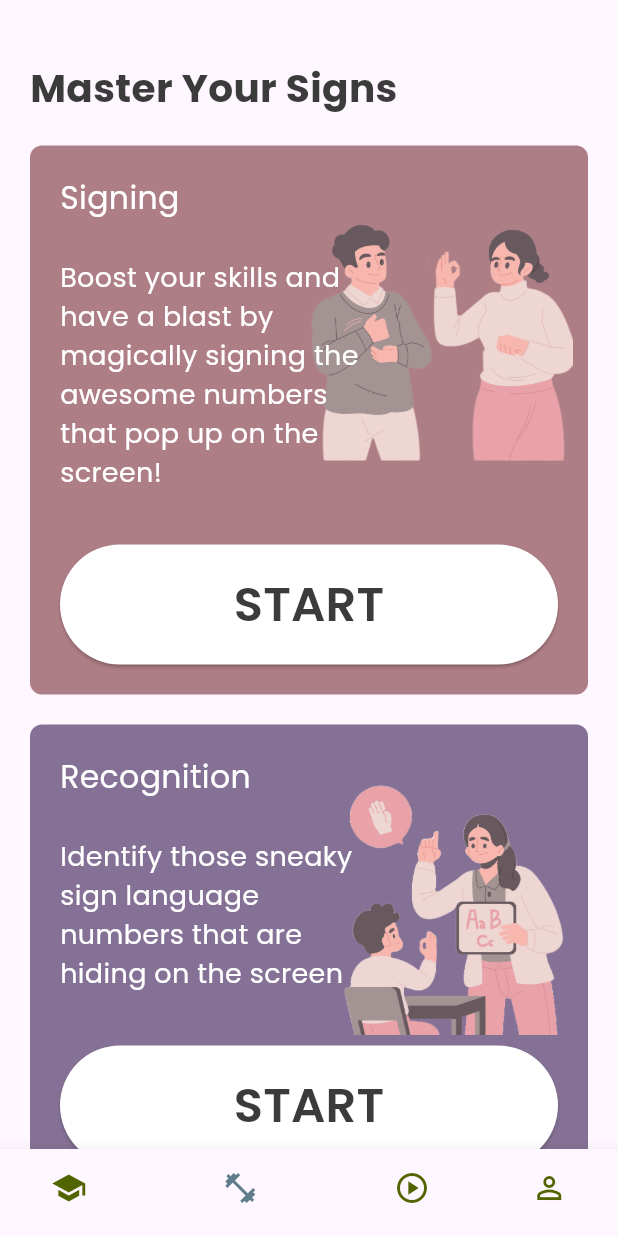
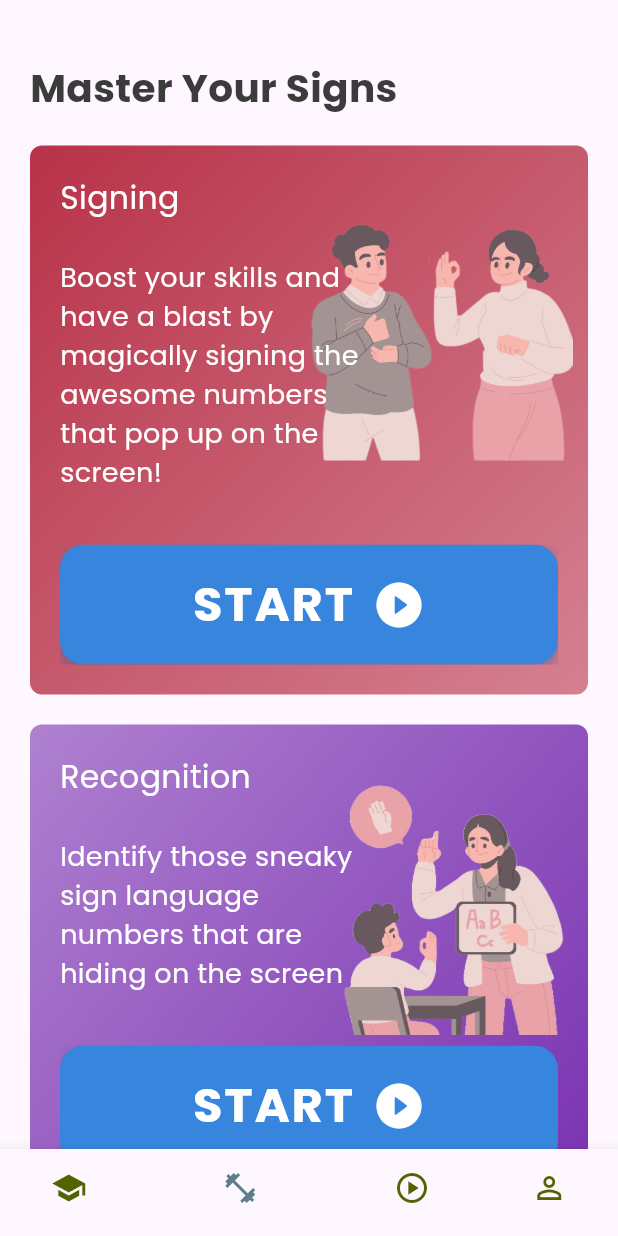
Before and after one commit to PeterDMadrid/Flutter_UI, a Flutter app: the screen it shows after launch, item 2 of the bottom bar chosen, on a phone screen of 412 x 824 dp. Run offline on Flutter 3.47's test engine with Material 3 defaults, Android fonts, the phone set to English and light mode, and no system bars; our stand-ins replace lottie.

Commit message:
Gradient colors and reactive button

```diff
--- a/lib/base/res/styles/app_styles.dart
+++ b/lib/base/res/styles/app_styles.dart
@@ -2,8 +2,9 @@ import 'package:flutter/material.dart';
 
 class AppStyles {
   static Color textColor = const Color(0xFF3b3b3b);
-  static Color roseRed = const Color(0xFFAE7E86);
-  static Color lavender = const Color(0xFF857195);
+  static Color roseRed = const Color.fromARGB(255, 184, 50, 72);
+  static Color lavender = const Color.fromARGB(255, 122, 50, 177);
+  static Color buttonColor = const Color.fromARGB(255, 55, 133, 221);
 
   static TextStyle headLineStyle1 =
       TextStyle(fontSize: 26, fontWeight: FontWeight.bold, color: textColor);
--- a/lib/base/widgets/start_button.dart
+++ b/lib/base/widgets/start_button.dart
@@ -8,18 +8,52 @@ class StartButton extends StatelessWidget {
   Widget build(BuildContext context) {
     return LayoutBuilder(
       builder: (context, constraints) {
-        return ElevatedButton(
-          onPressed: () {},
-          style: ElevatedButton.styleFrom(
-            backgroundColor: Colors.white,
-            minimumSize: Size(constraints.maxWidth, 80),
-          ),
-          child: Text(
-            "START",
-            style: TextStyle(
-              fontWeight: FontWeight.w600,
-              fontSize: 32,
-              color: AppStyles.textColor,
+        return Material(
+          color: Colors.transparent,
+          child: Ink(
+            decoration: BoxDecoration(
+              color: AppStyles.buttonColor,
+              borderRadius: BorderRadius.circular(16),
+              boxShadow: [
+                BoxShadow(
+                  color: const Color(0xFF2D5B9A).withOpacity(0.5),
+                  blurRadius: 8,
+                  offset: const Offset(0, 4),
+                ),
+              ],
+            ),
+            child: InkWell(
+              onTap: () {},
+              customBorder: RoundedRectangleBorder(
+                borderRadius: BorderRadius.circular(16),
+              ),
+              splashColor: Colors.white.withOpacity(0.3),
+              highlightColor: Colors.white.withOpacity(0.1),
+              child: Container(
+                height: 80,
+                width: constraints.maxWidth,
+                padding: const EdgeInsets.symmetric(vertical: 16),
+                child: const Row(
+                  mainAxisAlignment: MainAxisAlignment.center,
+                  children: [
+                    Text(
+                      "START",
+                      style: TextStyle(
+                        fontWeight: FontWeight.bold,
+                        fontSize: 32,
+                        color: Colors.white,
+                        letterSpacing: 1.2,
+                      ),
+                    ),
+                    SizedBox(width: 12),
+                    Icon(
+                      Icons.play_circle_filled_rounded,
+                      size: 36,
+                      color: Colors.white,
+                    ),
+                  ],
+                ),
+              ),
             ),
           ),
         );
--- a/lib/screens/practice/widgets/sign_card.dart
+++ b/lib/screens/practice/widgets/sign_card.dart
@@ -22,12 +22,19 @@ class SignCard extends StatelessWidget {
         minHeight: 310,
       ),
       decoration: BoxDecoration(
-        color: isRoseRed ? AppStyles.roseRed : AppStyles.lavender,
+        gradient: LinearGradient(
+          colors: [
+            isRoseRed ? AppStyles.roseRed : AppStyles.lavender.withOpacity(0.6),
+            isRoseRed ? AppStyles.roseRed.withOpacity(0.6) : AppStyles.lavender,
+          ],
+          begin: Alignment.topLeft,
+          end: Alignment.bottomRight,
+        ),
         borderRadius: BorderRadius.circular(8),
         image: DecorationImage(
-          image: isRoseRed
-              ? const AssetImage(AppMedia.practiceSignBackground)
-              : const AssetImage(AppMedia.practiceRecognitionBackground),
+          image: AssetImage(isRoseRed
+              ? AppMedia.practiceSignBackground
+              : AppMedia.practiceRecognitionBackground),
           fit: BoxFit.none,
           scale: 2.5,
           alignment: const Alignment(0.9, -0.5),
@@ -37,8 +44,7 @@ class SignCard extends StatelessWidget {
         padding: const EdgeInsets.symmetric(horizontal: 20, vertical: 20),
         child: Column(
           crossAxisAlignment: CrossAxisAlignment.start,
-          mainAxisSize:
-              MainAxisSize.min,
+          mainAxisSize: MainAxisSize.min,
           children: [
             Text(
               practiceType,
```
